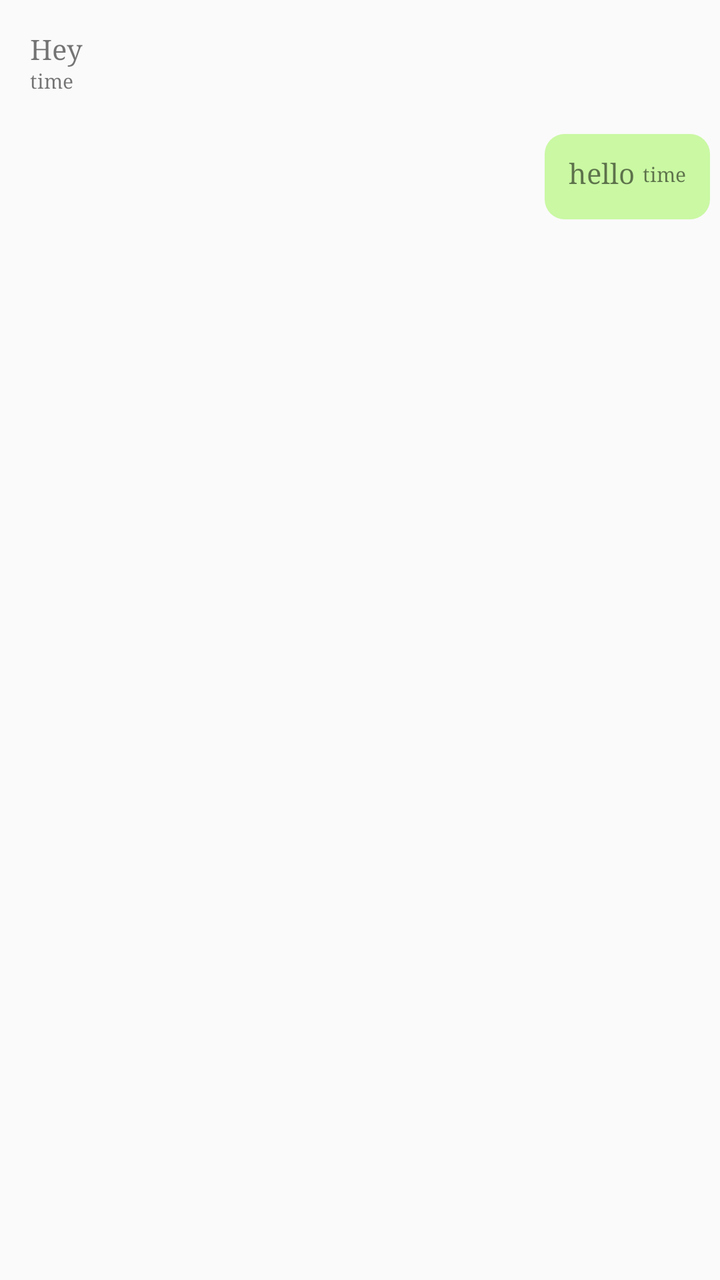
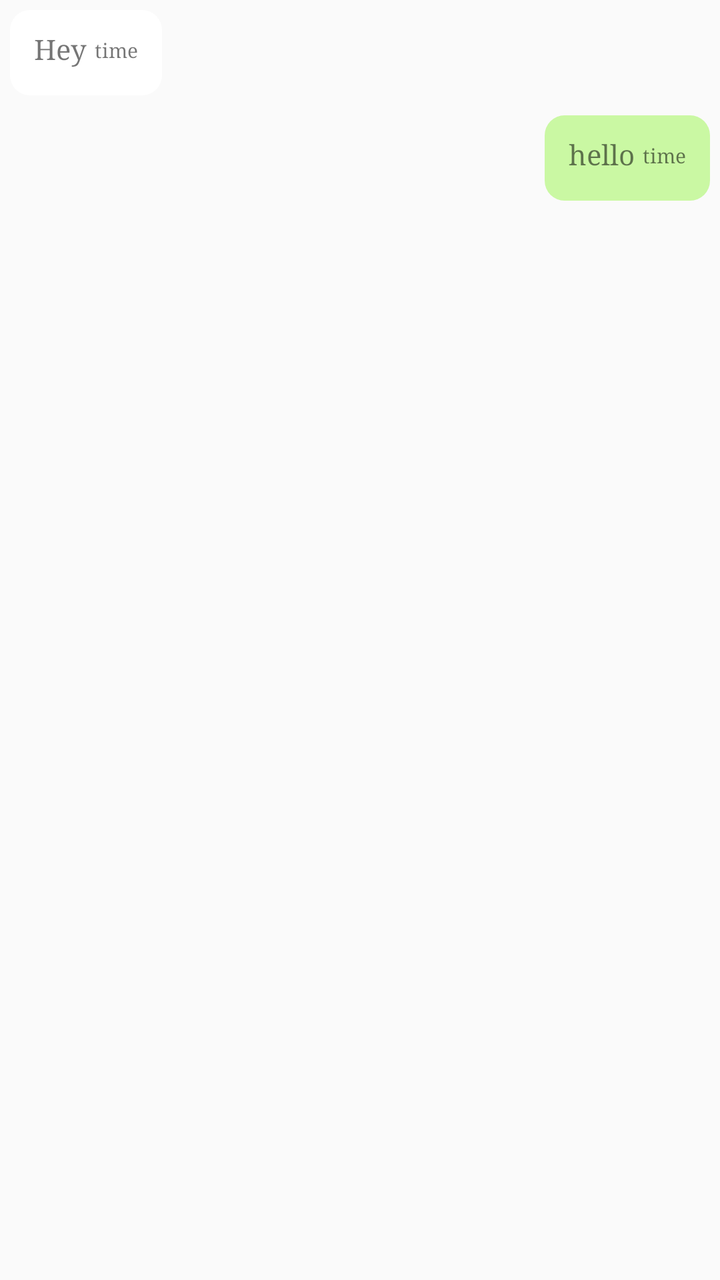

Compare the two renders of this Android layout. The source of the first and the diff that turns it into the second are given below.
<!-- AndroidManifest.xml: application theme Theme.LawAdvat -->
<!-- res/layout/custom_messege.xml -->
<?xml version="1.0" encoding="utf-8"?>
<androidx.appcompat.widget.LinearLayoutCompat xmlns:android="http://schemas.android.com/apk/res/android"
    xmlns:tools="http://schemas.android.com/tools"
    android:layout_width="match_parent"
    android:layout_height="wrap_content"
    android:orientation="vertical">
    <LinearLayout
        android:layout_width="wrap_content"
        android:layout_height="wrap_content"
        android:orientation="vertical"
        android:padding="10dp"
        android:background="@drawable/msg_round"
        android:layout_gravity="start"
        android:layout_margin="05dp"
        android:id="@+id/reciver_messege_linear">
        <TextView
            android:layout_width="wrap_content"
            android:layout_height="wrap_content"
            android:text="Hey"
            android:maxLines="8"
            android:textSize="14sp"
            android:layout_gravity="left"
            android:id="@+id/reciver_msg"/>
        <TextView
            android:layout_width="wrap_content"
            android:layout_height="wrap_content"
            android:text="time"
            android:textSize="10sp"
            android:layout_gravity="bottom"
            android:id="@+id/reciver_time"/>
    </LinearLayout>
    <LinearLayout
        android:layout_width="wrap_content"
        android:layout_height="wrap_content"
        android:orientation="horizontal"
        android:layout_gravity="right"
        android:background="@drawable/msg_round"
        android:layout_margin="05dp"
        android:backgroundTint="#CAF8A3"
        android:padding="10dp"
        android:id="@+id/sender_messege_linear"
        tools:ignore="RtlHardcoded">
        <TextView
            android:layout_width="wrap_content"
            android:layout_height="wrap_content"
            android:text="hello"
            android:layout_margin="02dp"
            android:maxLines="8"
            android:textSize="14sp"
            android:layout_gravity="left"
            android:id="@+id/sender_msg"/>
        <TextView
            android:layout_width="wrap_content"
            android:layout_height="wrap_content"
            android:text="time"
            android:textSize="10sp"
            android:layout_margin="2dp"
            android:layout_gravity="bottom"
            android:id="@+id/sendr_time"/>
    </LinearLayout>
</androidx.appcompat.widget.LinearLayoutCompat>
<!-- resources referenced by this layout -->
<resources>
  <!-- drawable msg_round (drawable) -->
  <?xml version="1.0" encoding="utf-8"?>
  <shape xmlns:android="http://schemas.android.com/apk/res/android">
  <corners android:radius="10dp"/>
  </shape>
  <style name="Theme.LawAdvat" parent="Theme.MaterialComponents.DayNight.DarkActionBar.Bridge">
          
          <item name="colorPrimary">@color/white</item>
          <item name="colorPrimaryVariant">#FFFFFF</item>
          <item name="colorOnPrimary">#009688</item>
          
          <item name="colorSecondary">@color/teal_200</item>
          <item name="colorSecondaryVariant">@color/teal_700</item>
          <item name="colorOnSecondary">#FFFFFF</item>
          
          <item name="android:statusBarColor">#FFFFFF</item>
          
          <item name="titleTextColor">@color/black</item>
          <item name="fontFamily">serif</item>
          <item name="android:textSize">16sp</item>
      </style>
  <color name="white">#FFFFFFFF</color>
  <color name="teal_200">#FF03DAC5</color>
  <color name="teal_700">#FF018786</color>
  <color name="black">#FF000000</color>
</resources>

<!-- the commit's change to res/layout/custom_messege.xml (unified diff, before → after) -->
@@ -7,8 +7,9 @@
     <LinearLayout
         android:layout_width="wrap_content"
         android:layout_height="wrap_content"
-        android:orientation="vertical"
+        android:orientation="horizontal"
         android:padding="10dp"
+        android:backgroundTint="#FFFFFF"
         android:background="@drawable/msg_round"
         android:layout_gravity="start"
         android:layout_margin="05dp"
@@ -17,6 +18,7 @@
             android:layout_width="wrap_content"
             android:layout_height="wrap_content"
             android:text="Hey"
+            android:layout_margin="02dp"
             android:maxLines="8"
             android:textSize="14sp"
             android:layout_gravity="left"
@@ -25,9 +27,12 @@
             android:layout_width="wrap_content"
             android:layout_height="wrap_content"
             android:text="time"
+            android:layout_margin="02dp"
             android:textSize="10sp"
+
             android:layout_gravity="bottom"
-            android:id="@+id/reciver_time"/>
+            android:id="@+id/reciver_time"
+            tools:ignore="HardcodedText,SmallSp" />
     </LinearLayout>
     <LinearLayout
         android:layout_width="wrap_content"
